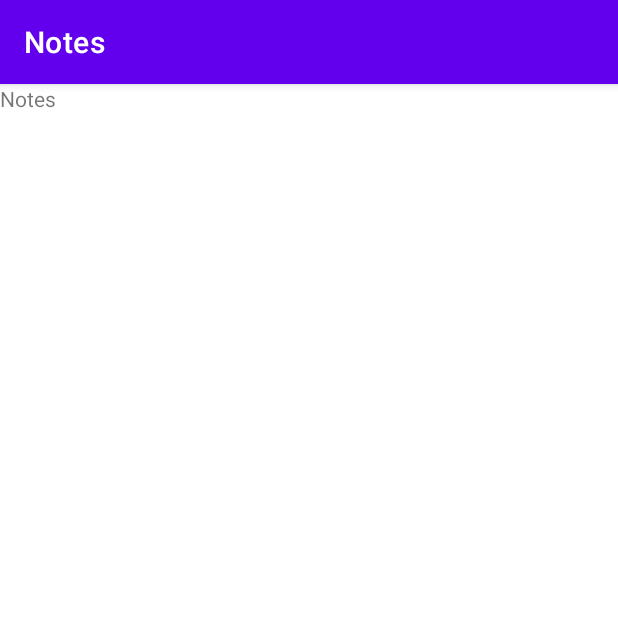
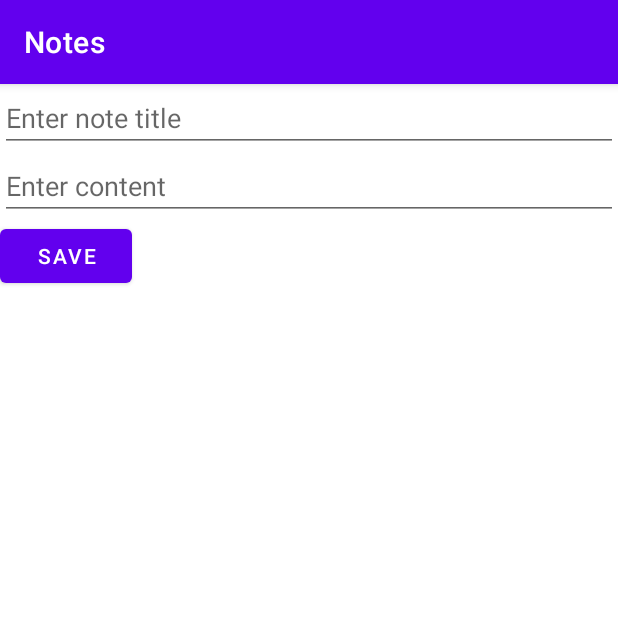
Before and after one commit to can-mustafa/note-app, an Android app: the NoteAddEditFragment screen opened through its navigation route, on a phone screen of 412 x 824 dp, the top half of it. Run offline under Robolectric (Android 15) with nearby library versions, the phone set to English and light mode, and no system bars; our stand-ins replace Dagger/Hilt's generated code.

Commit message:
delete bug fix and detail fragment updates

```diff
--- a/app/build.gradle
+++ b/app/build.gradle
@@ -68,8 +68,8 @@ dependencies {
     kapt "androidx.room:room-compiler:2.4.2"
     implementation "androidx.room:room-ktx:2.4.2"
 
-    implementation "androidx.navigation:navigation-fragment-ktx:2.4.2"
-    implementation "androidx.navigation:navigation-ui-ktx:2.4.2"
+    implementation "androidx.navigation:navigation-fragment-ktx:2.5.0"
+    implementation "androidx.navigation:navigation-ui-ktx:2.5.0"
 
     implementation 'com.google.android.material:material:1.7.0-alpha02'
 
--- a/app/src/main/java/com/mustafacan/notes/presentation/view/NoteAddEditFragment.kt
+++ b/app/src/main/java/com/mustafacan/notes/presentation/view/NoteAddEditFragment.kt
@@ -1,24 +1,86 @@
 package com.mustafacan.notes.presentation.view
 
 import android.os.Bundle
-import androidx.fragment.app.Fragment
 import android.view.LayoutInflater
 import android.view.View
 import android.view.ViewGroup
-import com.mustafacan.notes.R
+import android.widget.Toast
+import androidx.fragment.app.Fragment
+import androidx.lifecycle.ViewModelProvider
+import androidx.lifecycle.lifecycleScope
+import com.mustafacan.notes.databinding.FragmentNoteAddEditBinding
+import com.mustafacan.notes.domain.model.Note
+import com.mustafacan.notes.presentation.util.Status
+import com.mustafacan.notes.presentation.viewmodel.NotesViewModel
+import kotlinx.coroutines.flow.collectIndexed
+import kotlinx.coroutines.launch
 
 class NoteAddEditFragment : Fragment() {
+
+    private var _binding: FragmentNoteAddEditBinding? = null
+    private val binding get() = _binding!!
+
+    lateinit var viewModel: NotesViewModel
 
     override fun onCreateView(
         inflater: LayoutInflater, container: ViewGroup?,
         savedInstanceState: Bundle?
-    ): View? {
-        // Inflate the layout for this fragment
-        return inflater.inflate(R.layout.fragment_note_add_edit, container, false)
+    ): View {
+        _binding = FragmentNoteAddEditBinding.inflate(inflater, container, false)
+        return binding.root
     }
 
+
+    override fun onViewCreated(view: View, savedInstanceState: Bundle?) {
+        super.onViewCreated(view, savedInstanceState)
+
+        viewModel = ViewModelProvider(requireActivity())[NotesViewModel::class.java]
+
+        setListeners()
+        setObservers()
+    }
+
+    override fun onDestroyView() {
+        super.onDestroyView()
+        _binding = null
+    }
+
+    private fun setListeners() {
+        binding.addNote.setOnClickListener {
+            viewModel.addNote(
+                Note(
+                    binding.title.text.toString(),
+                    binding.content.text.toString(),
+                    System.currentTimeMillis()
+                )
+            )
+        }
+    }
+
+    private fun setObservers() {
+        lifecycleScope.launch {
+            viewModel.addNoteSharedFlow.collectIndexed { _, value ->
+                when (value.status) {
+                    Status.SUCCESS -> {
+                        Toast.makeText(
+                            requireContext(),
+                            "Note added successfully.",
+                            Toast.LENGTH_LONG
+                        ).show()
+                    }
+                    Status.ERROR -> {
+                        Toast.makeText(
+                            requireContext(), value.message ?: "Error", Toast.LENGTH_LONG
+                        ).show()
+                    }
+                    Status.LOADING -> {}
+                }
+            }
+        }
+    }
+
+
     companion object {
-
         fun newInstance() = NoteAddEditFragment()
     }
 }
--- a/app/src/main/java/com/mustafacan/notes/presentation/view/NotesFragment.kt
+++ b/app/src/main/java/com/mustafacan/notes/presentation/view/NotesFragment.kt
@@ -44,8 +44,6 @@ class NotesFragment : Fragment(), OnItemClickListener {
         viewModel = ViewModelProvider(requireActivity())[NotesViewModel::class.java]
         noteAdapter = NotesRecyclerViewAdapter(this)
         viewModel.getNotes()
-        binding.orderByDate.isChecked = true
-        binding.orderDescending.isChecked = true
 
         setListeners()
         setObservers()
@@ -57,16 +55,24 @@ class NotesFragment : Fragment(), OnItemClickListener {
     }
 
     override fun onItemClick(note: Note) {
-        findNavController().navigate(NotesFragmentDirections.actionNoteListFragmentToNoteDetailFragment())
+        findNavController().navigate(
+            NotesFragmentDirections.actionNoteListFragmentToNoteDetailFragment(
+                note.id ?: 0
+            )
+        )
     }
 
     override fun onRemoveClick(note: Note) {
         viewModel.deleteNote(note)
+        Snackbar.make(requireView(), "Note deleted.", Snackbar.LENGTH_LONG)
+            .setAction("Undo") {
+                viewModel.restoreNote()
+            }.show()
     }
 
     private fun setListeners() {
 
-        binding.sortView.setOnClickListener {
+        binding.toggleSortView.setOnClickListener {
             with(binding.orderRadioGroup) {
                 this.visibility = if (this.isVisible) View.GONE else View.VISIBLE
             }
@@ -88,7 +94,7 @@ class NotesFragment : Fragment(), OnItemClickListener {
         }
 
         binding.addFab.setOnClickListener {
-            findNavController().navigate(NotesFragmentDirections.actionNoteListFragmentToNoteDetailFragment())
+            findNavController().navigate(NotesFragmentDirections.actionNoteListFragmentToNoteAddEditFragment())
         }
 
         binding.orderByTitle.setOnClickListener {
@@ -123,15 +129,9 @@ class NotesFragment : Fragment(), OnItemClickListener {
 
     private fun setObservers() {
         lifecycleScope.launch {
-            viewModel.getNoteSharedFlow.collectIndexed { _, value ->
+            viewModel.getNotesSharedFlow.collectIndexed { _, value ->
                 noteAdapter.notes = value
             }
-        }
-
-        viewModel.undoDeletedNoteLiveData.observe(viewLifecycleOwner) {
-            Snackbar.make(requireView(), "Note deleted.", Snackbar.LENGTH_LONG).setAction("Undo") {
-                viewModel.restoreNote()
-            }.show()
         }
     }
 
--- a/app/src/main/java/com/mustafacan/notes/presentation/viewmodel/NotesViewModel.kt
+++ b/app/src/main/java/com/mustafacan/notes/presentation/viewmodel/NotesViewModel.kt
@@ -21,16 +21,16 @@ class NotesViewModel @Inject constructor(
     private val noteUseCases: NoteUseCases
 ) : ViewModel() {
 
-    private val _getNoteSharedFlow = MutableSharedFlow<List<Note>>()
-    val getNoteSharedFlow: SharedFlow<List<Note>> get() = _getNoteSharedFlow
+    private val _getNotesSharedFlow = MutableSharedFlow<List<Note>>()
+    val getNotesSharedFlow: SharedFlow<List<Note>> get() = _getNotesSharedFlow
 
     private val _addNoteSharedFlow = MutableSharedFlow<Resource<Note>>()
     val addNoteSharedFlow: SharedFlow<Resource<Note>> get() = _addNoteSharedFlow
 
+    private val _getNoteLiveData = MutableLiveData<Note>()
+    val getNoteLiveData: LiveData<Note> get() = _getNoteLiveData
+
     private var recentlyDeletedNote: Note? = null
-
-    private val _undoDeletedNoteLiveData = MutableLiveData<Unit>()
-    val undoDeletedNoteLiveData: LiveData<Unit> = _undoDeletedNoteLiveData
 
     fun addNote(note: Note) {
         viewModelScope.launch {
@@ -47,20 +47,19 @@ class NotesViewModel @Inject constructor(
         viewModelScope.launch {
             noteUseCases.deleteNote(note)
             recentlyDeletedNote = note
-            _undoDeletedNoteLiveData.value = Unit
         }
     }
 
     fun getNoteById(id: Int) {
         viewModelScope.launch {
-            noteUseCases.getNote(id)
+            _getNoteLiveData.value = noteUseCases.getNote(id)
         }
     }
 
     fun getNotes(noteOrder: NoteOrder = NoteOrder.Date(OrderType.Descending)) {
         viewModelScope.launch {
             noteUseCases.getNotes(noteOrder).collectIndexed { _, value ->
-                _getNoteSharedFlow.emit(value)
+                _getNotesSharedFlow.emit(value)
             }
         }
     }
--- a/app/src/main/res/layout/fragment_note_add_edit.xml
+++ b/app/src/main/res/layout/fragment_note_add_edit.xml
@@ -1,14 +1,28 @@
 <?xml version="1.0" encoding="utf-8"?>
-<FrameLayout xmlns:android="http://schemas.android.com/apk/res/android"
+<LinearLayout xmlns:android="http://schemas.android.com/apk/res/android"
     xmlns:tools="http://schemas.android.com/tools"
     android:layout_width="match_parent"
     android:layout_height="match_parent"
-    tools:context=".presentation.view.NoteAddEditFragment">
+    android:orientation="vertical"
+    tools:context=".presentation.view.NoteDetailFragment">
 
-    <!-- TODO: Update blank fragment layout -->
-    <TextView
+
+    <EditText
+        android:id="@+id/title"
         android:layout_width="match_parent"
-        android:layout_height="match_parent"
-        android:text="@string/app_name" />
+        android:layout_height="wrap_content"
+        android:hint="Enter note title" />
 
-</FrameLayout>
+    <EditText
+        android:id="@+id/content"
+        android:layout_width="match_parent"
+        android:layout_height="wrap_content"
+        android:hint="Enter content" />
+
+    <Button
+        android:id="@+id/add_note"
+        android:layout_width="wrap_content"
+        android:layout_height="wrap_content"
+        android:text="save" />
+
+</LinearLayout>
--- a/app/src/main/res/navigation/nav_graph.xml
+++ b/app/src/main/res/navigation/nav_graph.xml
@@ -3,10 +3,10 @@
     xmlns:app="http://schemas.android.com/apk/res-auto"
     xmlns:tools="http://schemas.android.com/tools"
     android:id="@+id/nav_graph"
-    app:startDestination="@id/noteListFragment">
+    app:startDestination="@id/notesFragment">
 
     <fragment
-        android:id="@+id/noteListFragment"
+        android:id="@+id/notesFragment"
         android:name="com.mustafacan.notes.presentation.view.NotesFragment"
         android:label="fragment_note_list"
         tools:layout="@layout/fragment_notes">
@@ -21,7 +21,12 @@
         android:id="@+id/noteDetailFragment"
         android:name="com.mustafacan.notes.presentation.view.NoteDetailFragment"
         android:label="fragment_note_detail"
-        tools:layout="@layout/fragment_note_detail" />
+        tools:layout="@layout/fragment_note_detail">
+        <argument
+            android:name="note_id"
+            android:defaultValue="-1"
+            app:argType="integer" />
+    </fragment>
     <fragment
         android:id="@+id/noteAddEditFragment"
         android:name="com.mustafacan.notes.presentation.view.NoteAddEditFragment"
--- a/app/src/main/res/values/colors.xml
+++ b/app/src/main/res/values/colors.xml
@@ -17,4 +17,5 @@
     <color name="cyan">#7AC3A1</color>
     <color name="blue">#81A1C1</color>
     <color name="text_black">#44484C</color>
+    <color name="text_gray">#676C71</color>
 </resources>
--- a/app/src/main/res/values/dimens.xml
+++ b/app/src/main/res/values/dimens.xml
@@ -3,6 +3,7 @@
     <!--View-->
     <dimen name="match_constraint">0dp</dimen>
 
+    <dimen name="dp_1">1dp</dimen>
     <dimen name="dp_2">2dp</dimen>
     <dimen name="dp_4">4dp</dimen>
     <dimen name="dp_6">6dp</dimen>
--- a/app/src/main/res/values/strings.xml
+++ b/app/src/main/res/values/strings.xml
@@ -1,4 +1,10 @@
 <resources>
     <string name="app_name">Notes</string>
     <string name="fab_content_description">Add Note Fab</string>
+    <string name="imageview_content_description">Toggle Radio Group</string>
+    <string name="title">Title</string>
+    <string name="date">Date</string>
+    <string name="ascending">Ascending</string>
+    <string name="descending">Descending</string>
+    <string name="personal_notes">Personal Notes</string>
 </resources>
--- a/build.gradle
+++ b/build.gradle
@@ -9,8 +9,8 @@ buildscript {
     dependencies {
         classpath "com.android.tools.build:gradle:4.1.3"
         classpath "org.jetbrains.kotlin:kotlin-gradle-plugin:$kotlin_version"
-        classpath "androidx.navigation:navigation-safe-args-gradle-plugin:2.4.2"
-        classpath "com.google.dagger:hilt-android-gradle-plugin:2.38.1"
+        classpath "androidx.navigation:navigation-safe-args-gradle-plugin:2.5.0"
+        classpath 'com.google.dagger:hilt-android-gradle-plugin:2.40.1'
     }
 }
 
```
Also changed, not shown: app/src/main/java/com/mustafacan/notes/presentation/view/NoteDetailFragment.kt (+22 -40 lines), app/src/main/res/drawable/ic_baseline_add_24.xml (+9 -4 lines), app/src/main/res/layout/fragment_note_detail.xml (+41 -19 lines), app/src/main/res/layout/fragment_notes.xml (+31 -7 lines), gradle/wrapper/gradle-wrapper.properties, 1 other file.
